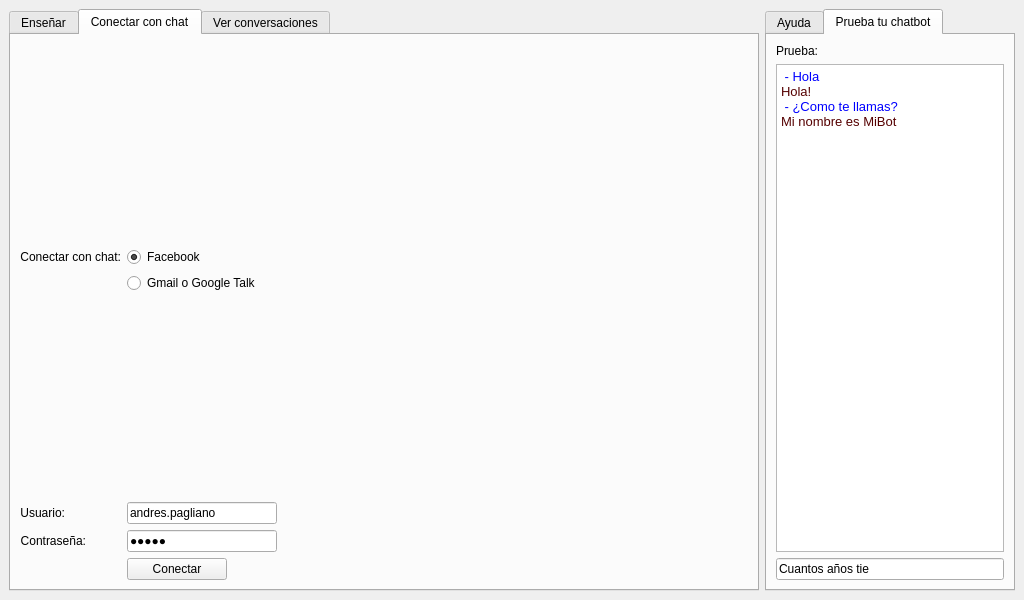
Qt form src/main-project/mainwindow.ui (lvklabs/chatbot) before a commit.
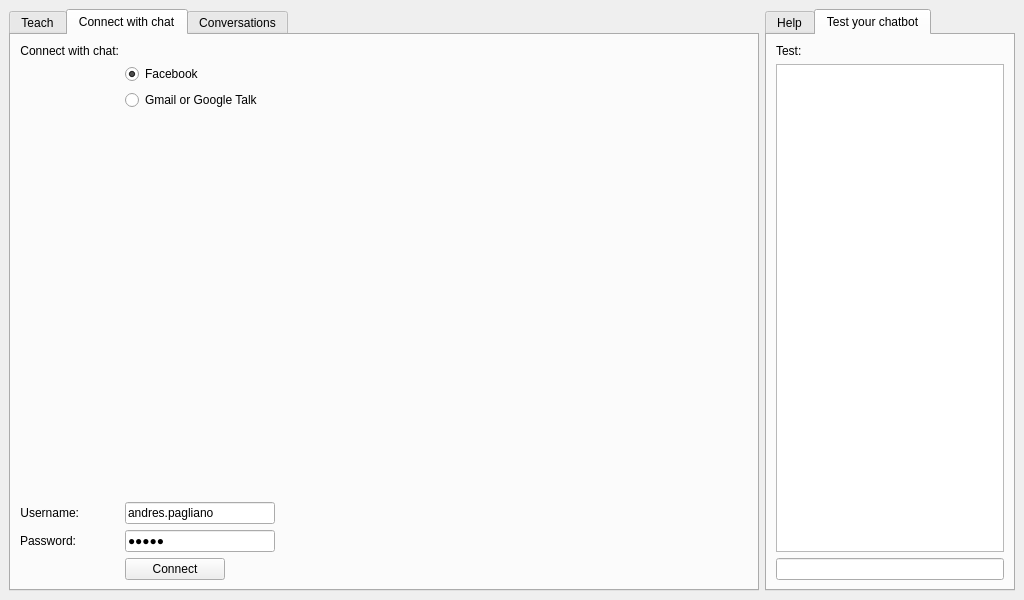
The same form after that commit. The open tabs and pages were chosen to show the change. Icons and pictures are not drawn.

```diff
--- a/src/main-project/mainwindow.ui
+++ b/src/main-project/mainwindow.ui
@@ -24,7 +24,7 @@
         </property>
         <widget class="QWidget" name="trainTab">
          <attribute name="title">
-          <string>Enseñar</string>
+          <string>Teach</string>
          </attribute>
          <layout class="QGridLayout" name="gridLayout_4">
           <item row="0" column="2">
@@ -174,7 +174,7 @@
         </widget>
         <widget class="QWidget" name="chatTab">
          <attribute name="title">
-          <string>Conectar con chat</string>
+          <string>Connect with chat</string>
          </attribute>
          <layout class="QGridLayout" name="gridLayout_8">
           <item row="0" column="1">
@@ -182,20 +182,7 @@
             <property name="fieldGrowthPolicy">
              <enum>QFormLayout::AllNonFixedFieldsGrow</enum>
             </property>
-            <item row="0" column="1">
-             <spacer name="chatTabSpacer1">
-              <property name="orientation">
-               <enum>Qt::Vertical</enum>
-              </property>
-              <property name="sizeHint" stdset="0">
-               <size>
-                <width>20</width>
-                <height>40</height>
-               </size>
-              </property>
-             </spacer>
-            </item>
-            <item row="1" column="0">
+            <item row="0" column="0">
              <widget class="QLabel" name="connectWithChatLabel">
               <property name="font">
                <font>
@@ -204,7 +191,7 @@
                </font>
               </property>
               <property name="text">
-               <string>Conectar con chat:</string>
+               <string>Connect with chat:</string>
               </property>
               <property name="alignment">
                <set>Qt::AlignRight|Qt::AlignTrailing|Qt::AlignVCenter</set>
@@ -224,7 +211,7 @@
             <item row="2" column="1">
              <widget class="QRadioButton" name="gtalkChatRadio">
               <property name="text">
-               <string>Gmail o Google Talk</string>
+               <string>Gmail or Google Talk</string>
               </property>
              </widget>
             </item>
@@ -244,7 +231,7 @@
             <item row="4" column="0">
              <widget class="QLabel" name="usernameLabel">
               <property name="text">
-               <string>Usuario:</string>
+               <string>Username:</string>
               </property>
               <property name="alignment">
                <set>Qt::AlignRight|Qt::AlignTrailing|Qt::AlignVCenter</set>
@@ -273,7 +260,7 @@
                </sizepolicy>
               </property>
               <property name="text">
-               <string>Contraseña:</string>
+               <string>Password:</string>
               </property>
               <property name="alignment">
                <set>Qt::AlignRight|Qt::AlignTrailing|Qt::AlignVCenter</set>
@@ -305,7 +292,7 @@
                </size>
               </property>
               <property name="text">
-               <string>Conectar</string>
+               <string>Connect</string>
               </property>
              </widget>
             </item>
@@ -315,7 +302,7 @@
         </widget>
         <widget class="QWidget" name="conversationsTab">
          <attribute name="title">
-          <string>Ver conversaciones</string>
+          <string>Conversations</string>
          </attribute>
          <layout class="QGridLayout" name="gridLayout_9">
           <item row="0" column="0">
@@ -402,7 +389,7 @@
       </property>
       <widget class="QWidget" name="helpTab">
        <attribute name="title">
-        <string>Ayuda</string>
+        <string>Help</string>
        </attribute>
        <widget class="QLabel" name="helpLabel">
         <property name="geometry">
@@ -426,13 +413,13 @@
       </widget>
       <widget class="QWidget" name="testTab">
        <attribute name="title">
-        <string>Prueba tu chatbot</string>
+        <string>Test your chatbot</string>
        </attribute>
        <layout class="QVBoxLayout" name="verticalLayout">
         <item>
          <widget class="QLabel" name="testLabel">
           <property name="text">
-           <string>Prueba:</string>
+           <string>Test:</string>
           </property>
          </widget>
         </item>
@@ -441,24 +428,13 @@
           <property name="readOnly">
            <bool>true</bool>
           </property>
-          <property name="html">
-           <string>&lt;!DOCTYPE HTML PUBLIC &quot;-//W3C//DTD HTML 4.0//EN&quot; &quot;http://www.w3.org/TR/REC-html40/strict.dtd&quot;&gt;
-&lt;html&gt;&lt;head&gt;&lt;meta name=&quot;qrichtext&quot; content=&quot;1&quot; /&gt;&lt;style type=&quot;text/css&quot;&gt;
-p, li { white-space: pre-wrap; }
-&lt;/style&gt;&lt;/head&gt;&lt;body style=&quot; font-family:'Cantarell'; font-size:10pt; font-weight:400; font-style:normal;&quot;&gt;
-&lt;p style=&quot; margin-top:0px; margin-bottom:0px; margin-left:0px; margin-right:0px; -qt-block-indent:0; text-indent:0px;&quot;&gt;&lt;span style=&quot; color:#0000ff;&quot;&gt; - Hola&lt;/span&gt;&lt;/p&gt;
-&lt;p style=&quot; margin-top:0px; margin-bottom:0px; margin-left:0px; margin-right:0px; -qt-block-indent:0; text-indent:0px;&quot;&gt;&lt;span style=&quot; color:#550000;&quot;&gt;Hola!&lt;/span&gt;&lt;/p&gt;
-&lt;p style=&quot; margin-top:0px; margin-bottom:0px; margin-left:0px; margin-right:0px; -qt-block-indent:0; text-indent:0px;&quot;&gt;&lt;span style=&quot; color:#0000ff;&quot;&gt; - ¿Como te llamas?&lt;/span&gt;&lt;/p&gt;
-&lt;p style=&quot; margin-top:0px; margin-bottom:0px; margin-left:0px; margin-right:0px; -qt-block-indent:0; text-indent:0px;&quot;&gt;&lt;span style=&quot; color:#550000;&quot;&gt;Mi nombre es MiBot&lt;/span&gt;&lt;/p&gt;&lt;/body&gt;&lt;/html&gt;</string>
+          <property name="overwriteMode">
+           <bool>false</bool>
           </property>
          </widget>
         </item>
         <item>
-         <widget class="QLineEdit" name="testInputText">
-          <property name="text">
-           <string>Cuantos años tie</string>
-          </property>
-         </widget>
+         <widget class="QLineEdit" name="testInputText"/>
         </item>
        </layout>
       </widget>
```
Left out of the diff: 48 changed lines with no effect on the pictures.
